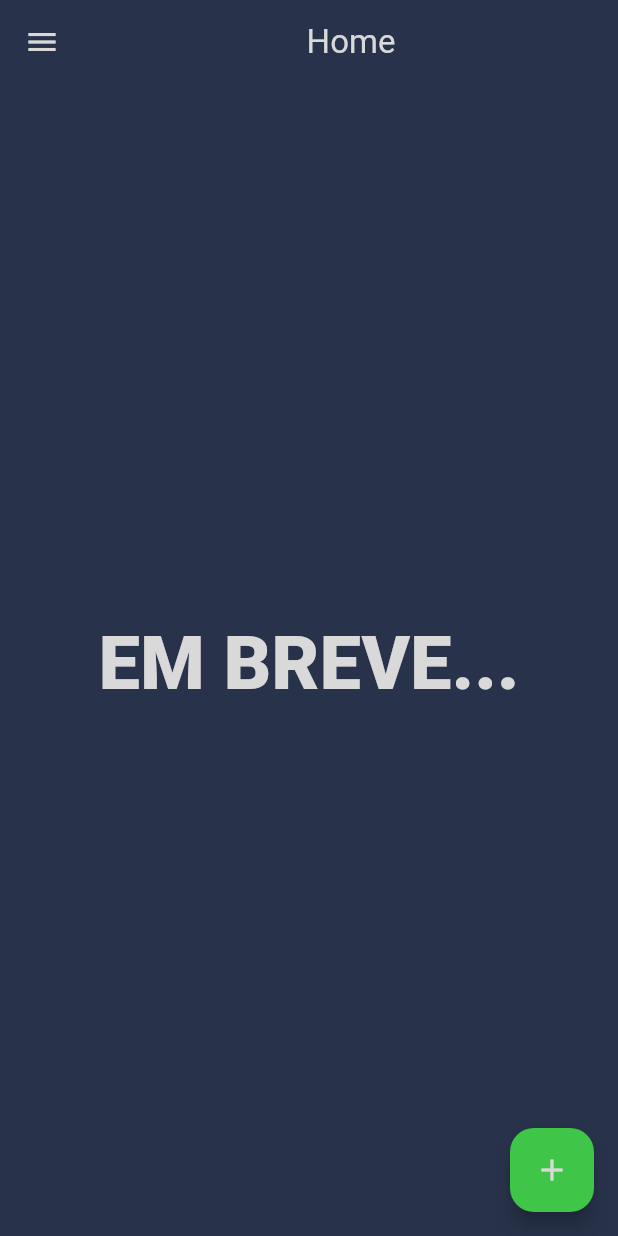
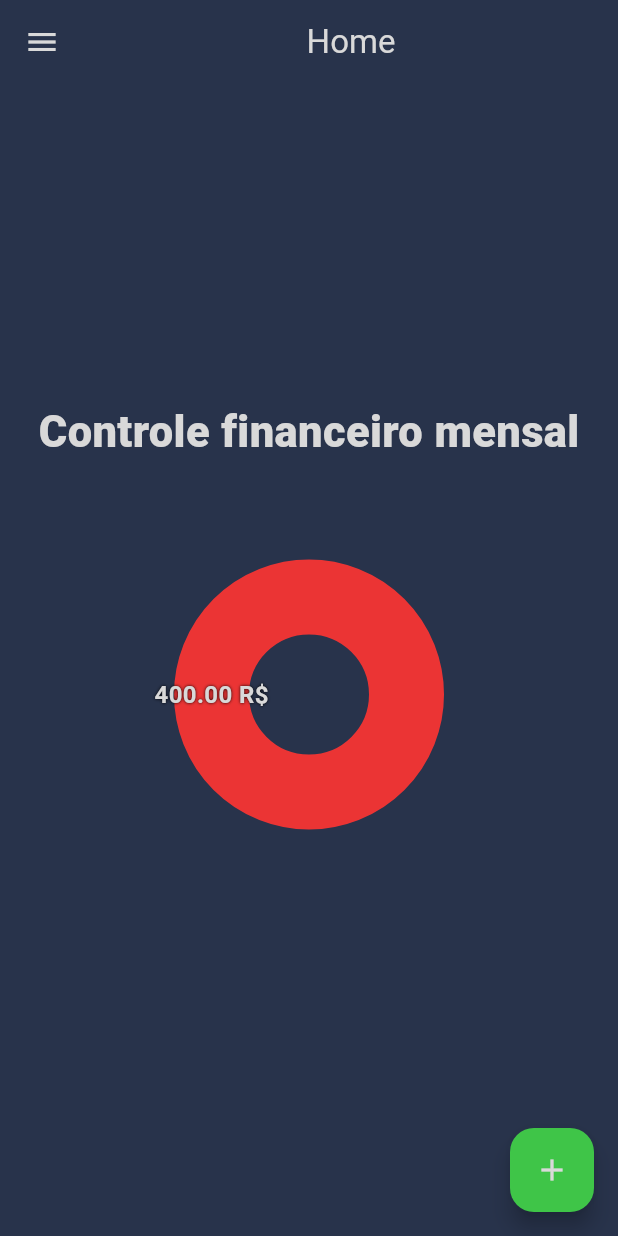
Before and after one commit to Kyra4code/Finance-Controll, a Flutter app: the screen it shows once a user with an empty profile is signed in, on a phone screen of 412 x 824 dp. Run offline on Flutter 3.47's test engine with Material 3 defaults, Android fonts, the phone set to English and light mode, and no system bars; drawn by our look-alikes of fl_chart; our stand-ins replace firebase_auth, firebase_core, firebase_database; accounts and stored records are empty.

Commit message:
feat: tela inicial com grafico funcional diretamente do banco

```diff
--- a/lib/firebase/firebase_config.dart
+++ b/lib/firebase/firebase_config.dart
@@ -11,9 +11,9 @@ class Firebase_config {
     databaseURL: 'https://database-money-control-default-rtdb.firebaseio.com/',
   );
 
-  Future<DataSnapshot?> getData_User(String? uid) async{
+  Future<DataSnapshot?> getData_User(String uid) async{
 
-    DatabaseReference ref = rtdb.ref("/users/$uid");
+    final ref = rtdb.ref("/users/$uid");
 
     DataSnapshot data_user = await ref.get();
 
--- a/lib/main.dart
+++ b/lib/main.dart
@@ -46,7 +46,7 @@ class AuthGate extends StatelessWidget {
         }
 
         if (snapshot.hasData) {
-          return const MainPage();
+          return MainPage();
         }
 
         return LoginPage(); // adicione `const` se o construtor for const
--- a/lib/pages/main_page.dart
+++ b/lib/pages/main_page.dart
@@ -1,5 +1,9 @@
 //Importando pacotes
+import 'package:firebase_database/firebase_database.dart';
 import 'package:flutter/material.dart';
+import 'package:firebase_auth/firebase_auth.dart';
+import 'package:finance_controll/firebase/firebase_config.dart';
+
 
 //Importando telas
 import './manager_money/month_manager.dart';
@@ -15,13 +19,69 @@ import '../components/py_chart/custom_pychart.dart';
 import '../assets/style/colors/colors_app.dart';
 
 
-class MainPage extends StatelessWidget {
+class MainPage extends StatefulWidget {
 
-  final double total_expenses = 400;
+  MainPage({super.key});
 
-  final double total_wage = 1049.98;
+  @override
+  State<MainPage> createState() => _MainPageState();
+}
 
-  const MainPage({super.key});
+class _MainPageState extends State<MainPage> {
+
+  double totalExpenses = 400;
+  double totalWage = 0;
+
+  final User? user_data = FirebaseAuth.instance.currentUser;
+
+   late final Stream<DatabaseEvent> _dataStream;
+
+  @override
+  void initState() {
+    super.initState();
+
+    _dataStream = Firebase_config().rtdb.ref().onValue;
+
+    _loadWage();
+    _loadExpenses();
+  }
+
+  Future<void> _loadWage()async{
+
+    final DataSnapshot? data = await Firebase_config().getData_User(user_data!.uid);
+
+    final raw = data?.value;
+
+    if (raw is! Map) return;
+
+    final wage = (raw['salario'] as num?)?.toDouble() ?? 0;
+
+    if (!mounted) return;
+    setState(() => totalWage = wage);
+
+  }
+
+  Future<void> _loadExpenses()async{
+
+     final DataSnapshot? data = await Firebase_config().getData_expenses(user_data!.uid);
+
+     final raw = data?.value;
+
+     if (raw is! Map) return;
+
+     double soma = 0;
+
+    for(final entry in raw.entries){
+
+      final value = entry.value;
+      if (value is! Map) continue;
+      soma = double.tryParse(value['gasto'].toString()) ?? 0;
+    }
+
+    if (!mounted) return;
+    setState(() => totalExpenses = soma);
+
+  }
 
   @override
   Widget build(BuildContext context) {
@@ -159,48 +219,37 @@ class MainPage extends StatelessWidget {
 
           children: [
 
-              // Text(
-              //   "Controle financeiro mensal",
-              //   style: TextStyle(
-              //     color: ColorsApp.textColor,
-              //     fontSize: 29,
-              //     fontWeight: FontWeight(bold_style)
-              //   ),
-              // ),
-
-              SizedBox(height: 5),
-
-              // CustomPyChart(
-              //   items: [
-              //     PyChartItem(
-              //       title: "${total_wage.toStringAsFixed(2)} R\$",
-              //       value: total_wage,
-              //       color: ColorsApp.color_green,
-              //       textColor: ColorsApp.textColor,
-              //     ),
-
-              //     PyChartItem(
-              //       title: '${total_expenses.toStringAsFixed(2)} R\$',
-              //       value: total_expenses,
-              //       color: ColorsApp.red,
-              //       textColor: ColorsApp.textColor,
-              //     )
-
-              //   ],
-
-              // ),
-
             Text(
-                "EM BREVE...",
+              "Controle financeiro mensal",
               style: TextStyle(
                 color: ColorsApp.textColor,
-                  fontSize: 49,
+                fontSize: 29,
                 fontWeight: FontWeight(1000)
               ),
             ),
 
+            SizedBox(height: 5),
 
-
+            StreamBuilder(
+              stream: _dataStream,
+              builder: (context, snapshot){
+                return CustomPyChart(
+                  items: [
+                    PyChartItem(
+                      title: "${totalWage.toStringAsFixed(2)} R\$",
+                      value: totalWage,
+                      color: ColorsApp.color_green,
+                      textColor: ColorsApp.textColor,
+                    ),
+                    PyChartItem(
+                      title: '${totalExpenses.toStringAsFixed(2)} R\$',
+                      value: totalExpenses,
+                      color: ColorsApp.red,
+                      textColor: ColorsApp.textColor,
+                    )
+                  ],
+                );
+              })
           ],
 
         )
--- a/lib/pages/manager_money/month_manager.dart
+++ b/lib/pages/manager_money/month_manager.dart
@@ -46,7 +46,6 @@ class _MonthManagerState extends State<MonthManager> {
   ];
 
   String selectedMonth = DateTime.now().month.toString();
-
 
   late final Stream<DatabaseEvent> _gastosStream;
 
```
Also changed, not shown: lib/firebase/firebase_getdata.dart (deleted). Lines whose indentation alone changed are shown as unchanged.
